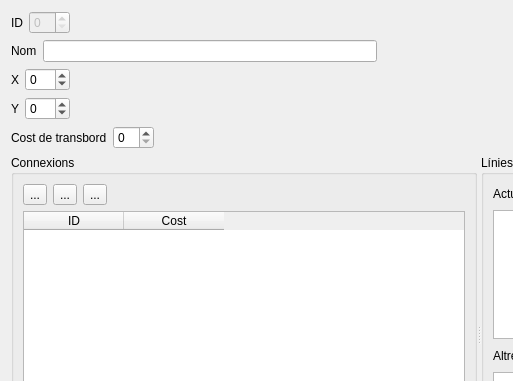
anxodio/TransPublic, file editStation.ui: the form before one commit; both pictures show x 0 to 513 and y 0 to 381 of the 722 by 552 pixel window.
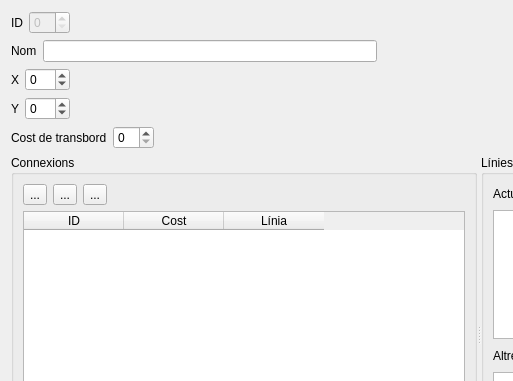
The form after the commit. Icons and pictures are not drawn.

What changed in the file:
```diff
--- a/editStation.ui
+++ b/editStation.ui
@@ -264,6 +264,11 @@
            <string>Cost</string>
           </property>
          </column>
+         <column>
+          <property name="text">
+           <string>Línia</string>
+          </property>
+         </column>
         </widget>
        </item>
       </layout>
```
